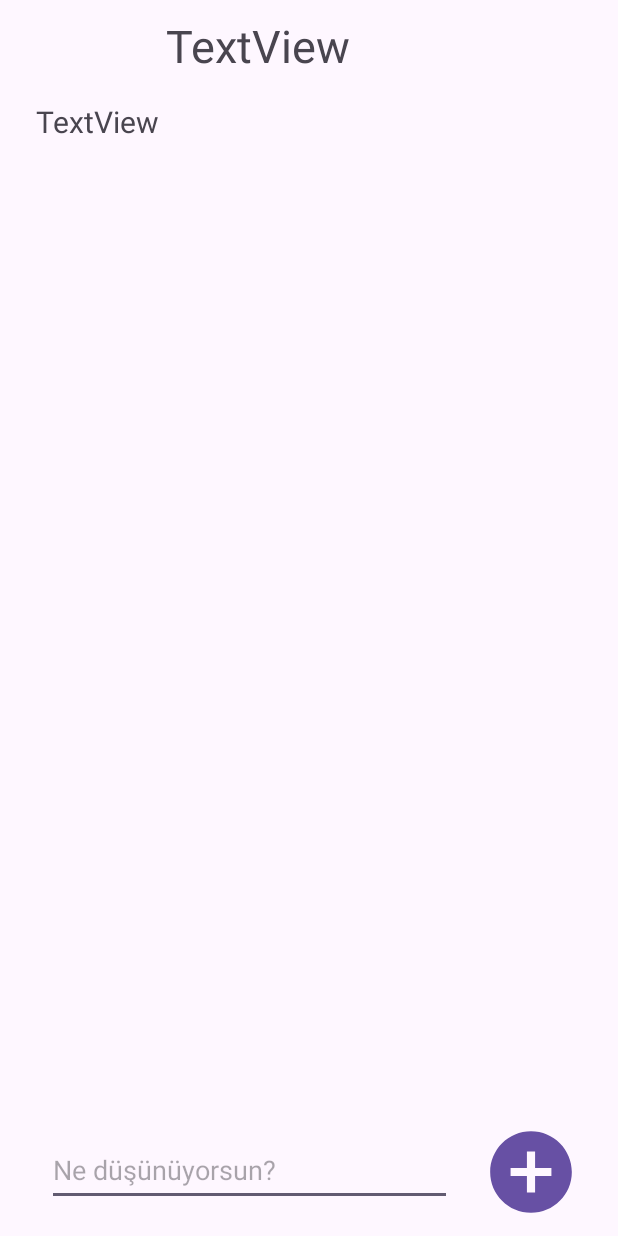
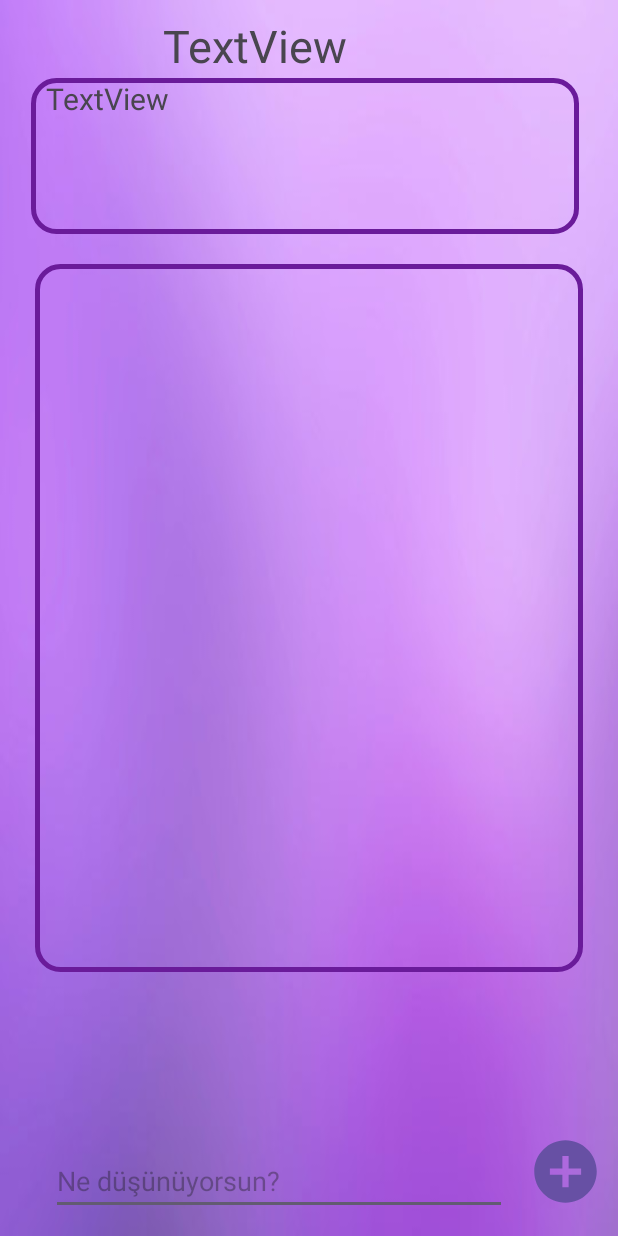
Before and after one commit to Orcan2/COMUTopluluklar, an Android app built with Jetpack Compose: the DetayActivity screen opened directly, with no data from a screen before it, on a phone screen of 412 x 824 dp. Run offline under Robolectric (Android 15) with nearby library versions, the phone set to English and light mode, and no system bars; our stand-ins replace Firebase (no records; nobody signed in at launch, a user with empty details on screens opened directly); 4 statements that could not run were skipped.

Commit message:
tasarım&bugfix

```diff
--- a/app/src/main/res/layout/activity_detay.xml
+++ b/app/src/main/res/layout/activity_detay.xml
@@ -5,68 +5,82 @@
     android:id="@+id/main"
     android:layout_width="match_parent"
     android:layout_height="match_parent"
+    android:background="@drawable/backgrounddetay"
     android:padding="10dp"
     tools:context=".DetayActivity">
 
     <TextView
         android:id="@+id/detayTopAd"
-        android:layout_width="191dp"
-        android:layout_height="45dp"
+        android:layout_width="195dp"
+        android:layout_height="34dp"
         android:text="TextView"
         android:textColorLink="@color/textColorPurple"
         android:textSize="30sp"
-        app:layout_constraintBottom_toBottomOf="parent"
         app:layout_constraintEnd_toEndOf="parent"
         app:layout_constraintStart_toStartOf="parent"
-        app:layout_constraintTop_toTopOf="parent"
-        app:layout_constraintVertical_bias="0.0" />
+        app:layout_constraintTop_toTopOf="parent" />
 
-    <TextView
-        android:id="@+id/detayTopAciklama"
-        android:layout_width="362dp"
-        android:layout_height="131dp"
-        android:layout_marginBottom="16dp"
-        android:text="TextView"
-        android:textSize="20sp"
-        app:layout_constraintBottom_toBottomOf="parent"
+    <ScrollView
+        android:id="@+id/scrollView2"
+
+        android:layout_width="365dp"
+        android:layout_height="104dp"
+        android:layout_marginTop="8dp"
+        android:background="@drawable/edittextarkaplan"
         app:layout_constraintEnd_toEndOf="parent"
-        app:layout_constraintHorizontal_bias="0.473"
+        app:layout_constraintHorizontal_bias="0.4"
         app:layout_constraintStart_toStartOf="parent"
-        app:layout_constraintTop_toBottomOf="@+id/detayTopAd"
-        app:layout_constraintVertical_bias="0.01999998" />
+        app:layout_constraintTop_toBottomOf="@+id/detayTopAd">
+
+        <TextView
+
+            android:id="@+id/detayTopAciklama"
+            android:layout_width="match_parent"
+            android:layout_height="match_parent"
+            android:layout_marginBottom="16dp"
+            android:paddingStart="10dp"
+            android:scrollbars="vertical"
+            android:text="TextView"
+            android:textSize="20sp"
+            app:layout_constraintBottom_toBottomOf="parent"
+            app:layout_constraintEnd_toEndOf="parent"
+            app:layout_constraintStart_toStartOf="parent"
+            app:layout_constraintTop_toTopOf="parent"
+            app:layout_constraintVertical_bias="0.01999998" />
+
+    </ScrollView>
 
     <Button
         android:id="@+id/buttonGonderiEkle"
-        android:layout_width="65dp"
-        android:layout_height="65dp"
+        android:layout_width="50dp"
+        android:layout_height="50dp"
+        android:layout_marginBottom="8dp"
         android:background="@drawable/baseline_add_circle_24"
         app:layout_constraintBottom_toBottomOf="parent"
-        app:layout_constraintEnd_toEndOf="parent"
-        app:layout_constraintHorizontal_bias="0.953"
-        app:layout_constraintStart_toStartOf="parent"
-        app:layout_constraintTop_toTopOf="parent"
-        app:layout_constraintVertical_bias="1.0" />
+        app:layout_constraintEnd_toEndOf="parent" />
 
     <EditText
         android:id="@+id/yenigonderiText"
-        android:layout_width="270dp"
-        android:layout_height="48dp"
-        android:layout_marginBottom="10dp"
+        android:layout_width="304dp"
+        android:layout_height="42dp"
+
+        android:layout_marginBottom="4dp"
         android:ems="10"
         android:hint="Ne düşünüyorsun?"
         android:inputType="text"
         app:layout_constraintBottom_toBottomOf="parent"
-
         app:layout_constraintEnd_toStartOf="@+id/buttonGonderiEkle"
-        app:layout_constraintHorizontal_bias="0.512"
+        app:layout_constraintHorizontal_bias="0.631"
         app:layout_constraintStart_toStartOf="parent" />
 
     <androidx.recyclerview.widget.RecyclerView
         android:id="@+id/gonderiRV"
-        android:layout_width="398dp"
-        android:layout_height="449dp"
-        app:layout_constraintBottom_toTopOf="@+id/yenigonderiText"
+        android:layout_width="365dp"
+        android:layout_height="472dp"
+        android:layout_marginTop="20dp"
+        android:background="@drawable/edittextarkaplan"
+        android:padding="8dp"
         app:layout_constraintEnd_toEndOf="parent"
         app:layout_constraintStart_toStartOf="parent"
-        app:layout_constraintTop_toBottomOf="@+id/detayTopAciklama" />
+        app:layout_constraintTop_toBottomOf="@+id/scrollView2" />
 </androidx.constraintlayout.widget.ConstraintLayout>
--- a/app/src/main/res/layout/topluluk_item_list.xml
+++ b/app/src/main/res/layout/topluluk_item_list.xml
@@ -13,7 +13,7 @@
     <androidx.constraintlayout.widget.ConstraintLayout
         android:layout_width="match_parent"
         android:layout_height="wrap_content"
-        android:padding="10dp">
+        android:padding="15dp">
 
         <TextView
             android:id="@+id/textAd"
--- a/app/src/main/res/layout/yenigondericardview.xml
+++ b/app/src/main/res/layout/yenigondericardview.xml
@@ -15,7 +15,7 @@
             android:layout_height="103dp"
             android:layout_marginTop="8dp"
             android:background="@drawable/edittextarkaplan"
-
+            android:paddingStart="10dp"
             android:text="TextView"
             android:textSize="20sp"
             app:layout_constraintEnd_toEndOf="parent"
```
Also changed, not shown: app/src/main/res/drawable/backgrounddetay.jpg (added).
